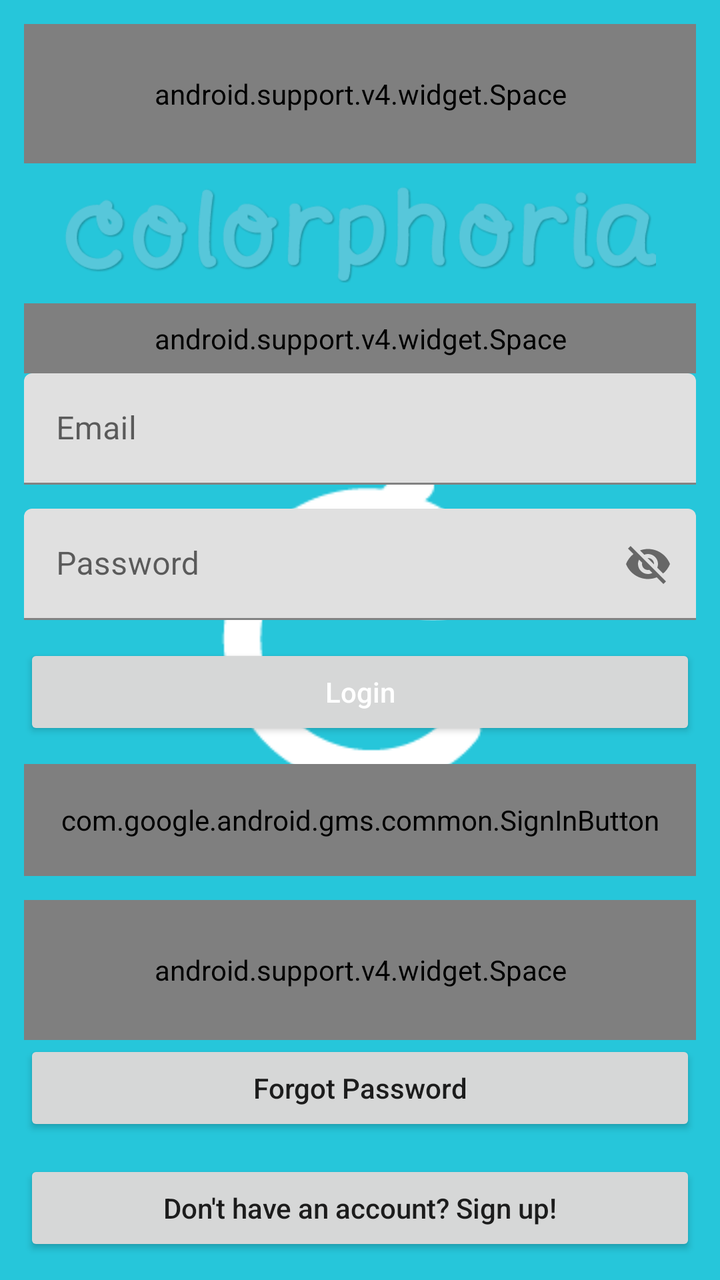
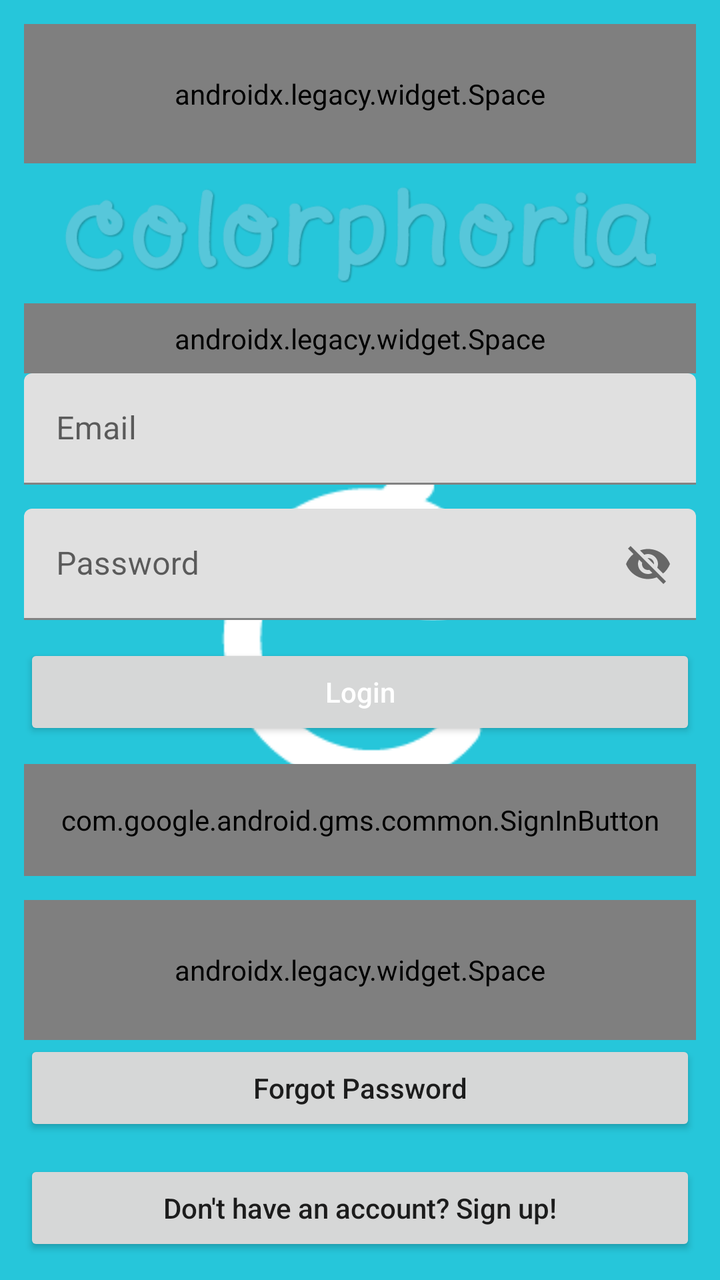

The first picture is an Android layout as it rendered before a commit; the second is the same layout after the commit. The layout source and the unified diff follow.
<!-- AndroidManifest.xml: activity theme LoggedOutTheme.Launcher -->
<!-- res/layout/activity_login.xml -->
<?xml version="1.0" encoding="utf-8"?>
<RelativeLayout xmlns:android="http://schemas.android.com/apk/res/android"
    xmlns:tools="http://schemas.android.com/tools"
    xmlns:app="http://schemas.android.com/apk/res-auto"
    tools:context="com.oo0o0o.colorphoria.activities.loggedoutactivites.LoginActivity"
    tools:background="@color/colorBackground"
    android:layout_width="match_parent"
    android:layout_height="match_parent"
    android:gravity="center"
    android:orientation="vertical">

    <LinearLayout
        xmlns:android="http://schemas.android.com/apk/res/android"
        xmlns:tools="http://schemas.android.com/tools"
        tools:context="com.oo0o0o.colorphoria.activities.loggedoutactivites.LoginActivity"
        android:layout_width="match_parent"
        android:layout_height="match_parent"
        android:orientation="vertical"
        android:padding="@dimen/activity_horizontal_margin">

        <android.support.v4.widget.Space
            android:layout_width="match_parent"
            android:layout_height="0dp"
            android:layout_weight="2"/>

            <ImageView
                android:layout_width="match_parent"
                android:layout_height="0dp"
                android:layout_weight="2"
                android:src="@drawable/img_logo"
                android:layout_marginRight="@dimen/activity_vertical_margin"
                android:layout_marginLeft="@dimen/activity_vertical_margin"
                android:clickable="false" />

        <android.support.v4.widget.Space
            android:layout_width="match_parent"
            android:layout_height="0dp"
            android:layout_weight="1"/>

        <android.support.design.widget.TextInputLayout
            android:layout_width="match_parent"
            android:layout_height="wrap_content"
            android:layout_marginBottom="@dimen/activity_horizontal_margin"
            >
            <android.support.design.widget.TextInputEditText

                android:id="@+id/email_edit_text"
                android:layout_width="match_parent"
                android:layout_height="match_parent"
                android:hint="@string/email_hint"
                android:inputType="textEmailAddress"
                />
        </android.support.design.widget.TextInputLayout>

        <android.support.design.widget.TextInputLayout
            android:layout_width="match_parent"
            android:layout_height="wrap_content"
            android:layout_marginBottom="@dimen/activity_horizontal_margin"
            app:passwordToggleEnabled="true"
            >
            <android.support.design.widget.TextInputEditText
                android:id="@+id/password_edit_text"
                android:layout_width="match_parent"
                android:layout_height="match_parent"
                android:hint="@string/password_hint"
                android:inputType="textVisiblePassword"
                />
        </android.support.design.widget.TextInputLayout>

        <Button
            android:id="@+id/login_button"
            android:layout_width="fill_parent"
            android:layout_height="wrap_content"
            android:text="@string/login_button"
            android:layout_marginBottom="@dimen/activity_horizontal_margin"
            android:gravity="center"
            android:textColor="@color/colorPrimary"
            android:textAllCaps="false" />

        <com.google.android.gms.common.SignInButton
            android:id="@+id/google_login_button"
            android:layout_width="match_parent"
            android:layout_height="?attr/actionBarSize"
            android:layout_marginBottom="@dimen/activity_horizontal_margin" />

        <android.support.v4.widget.Space
            android:layout_width="match_parent"
            android:layout_height="0dp"
            android:layout_weight="2"/>

        <Button
            android:id="@+id/reset_password_button_link"
            android:layout_width="match_parent"
            android:layout_height="wrap_content"
            android:layout_marginBottom="@dimen/activity_horizontal_margin"
            android:text="@string/forgot_password_button_link"
            android:textAllCaps="false"
/>
        <Button
            android:id="@+id/signup_button_link"
            android:layout_width="match_parent"
            android:layout_height="wrap_content"
            android:text="@string/signup_button_link"
            android:textAllCaps="false"
            />
    </LinearLayout>

    <include layout="@layout/progress">
    </include>
</RelativeLayout>
<!-- res/layout/progress.xml (included above) -->
<?xml version="1.0" encoding="utf-8"?>
<RelativeLayout xmlns:android="http://schemas.android.com/apk/res/android"
android:id="@+id/progress_bar_layout"
android:layout_width="match_parent"
android:layout_height="match_parent"
android:background="#99000000"
android:visibility="gone">
<ProgressBar
    style="?android:attr/progressBarStyleLarge"
    android:layout_width="wrap_content"
    android:layout_height="wrap_content"
    android:id="@+id/progress_bar"
    android:layout_centerVertical="true"
    android:layout_centerHorizontal="true"
    android:indeterminate="true"
    android:visibility="visible"/>
</RelativeLayout>
<!-- resources referenced by this layout -->
<resources>
  <color name="colorBackground">#fff5f5f5</color>
  <color name="colorPrimary">#ffffffff</color>
  <dimen name="activity_horizontal_margin">12dp</dimen>
  <dimen name="activity_vertical_margin">20dp</dimen>
  <!-- drawable img_logo: png bitmap (drawable, 22922 bytes) -->
  <string name="email_hint">Email</string>
  <string name="forgot_password_button_link">Forgot Password</string>
  <string name="login_button">Login</string>
  <string name="password_hint">Password</string>
  <string name="signup_button_link">Don\'t have an account? Sign up!</string>
  <style name="LoggedOutTheme.Launcher">
          <item name="android:windowBackground">@drawable/bg_launcher</item>
      </style>
  <!-- drawable bg_launcher (drawable) -->
  <?xml version="1.0" encoding="utf-8"?>
  <layer-list xmlns:android="http://schemas.android.com/apk/res/android" android:opacity="opaque">
  
      
      <item android:drawable="@color/colorSecondary"/>
  
      
      <item>
  
          <bitmap
              android:src="@drawable/img_colorphoria_c"
              android:gravity="center"/>
  
      </item>
  
  </layer-list>
  <color name="colorSecondary">#ff26c6da</color>
  <!-- drawable img_colorphoria_c: png bitmap (drawable, 3097 bytes) -->
</resources>

<!-- the commit's change to res/layout/activity_login.xml (unified diff, before → after) -->
@@ -18,7 +18,7 @@
         android:orientation="vertical"
         android:padding="@dimen/activity_horizontal_margin">
 
-        <android.support.v4.widget.Space
+        <androidx.legacy.widget.Space
             android:layout_width="match_parent"
             android:layout_height="0dp"
             android:layout_weight="2"/>
@@ -32,17 +32,17 @@
                 android:layout_marginLeft="@dimen/activity_vertical_margin"
                 android:clickable="false" />
 
-        <android.support.v4.widget.Space
+        <androidx.legacy.widget.Space
             android:layout_width="match_parent"
             android:layout_height="0dp"
             android:layout_weight="1"/>
 
-        <android.support.design.widget.TextInputLayout
+        <com.google.android.material.textfield.TextInputLayout
             android:layout_width="match_parent"
             android:layout_height="wrap_content"
             android:layout_marginBottom="@dimen/activity_horizontal_margin"
             >
-            <android.support.design.widget.TextInputEditText
+            <com.google.android.material.textfield.TextInputEditText
 
                 android:id="@+id/email_edit_text"
                 android:layout_width="match_parent"
@@ -50,22 +50,22 @@
                 android:hint="@string/email_hint"
                 android:inputType="textEmailAddress"
                 />
-        </android.support.design.widget.TextInputLayout>
+        </com.google.android.material.textfield.TextInputLayout>
 
-        <android.support.design.widget.TextInputLayout
+        <com.google.android.material.textfield.TextInputLayout
             android:layout_width="match_parent"
             android:layout_height="wrap_content"
             android:layout_marginBottom="@dimen/activity_horizontal_margin"
             app:passwordToggleEnabled="true"
             >
-            <android.support.design.widget.TextInputEditText
+            <com.google.android.material.textfield.TextInputEditText
                 android:id="@+id/password_edit_text"
                 android:layout_width="match_parent"
                 android:layout_height="match_parent"
                 android:hint="@string/password_hint"
                 android:inputType="textVisiblePassword"
                 />
-        </android.support.design.widget.TextInputLayout>
+        </com.google.android.material.textfield.TextInputLayout>
 
         <Button
             android:id="@+id/login_button"
@@ -83,7 +83,7 @@
             android:layout_height="?attr/actionBarSize"
             android:layout_marginBottom="@dimen/activity_horizontal_margin" />
 
-        <android.support.v4.widget.Space
+        <androidx.legacy.widget.Space
             android:layout_width="match_parent"
             android:layout_height="0dp"
             android:layout_weight="2"/>
